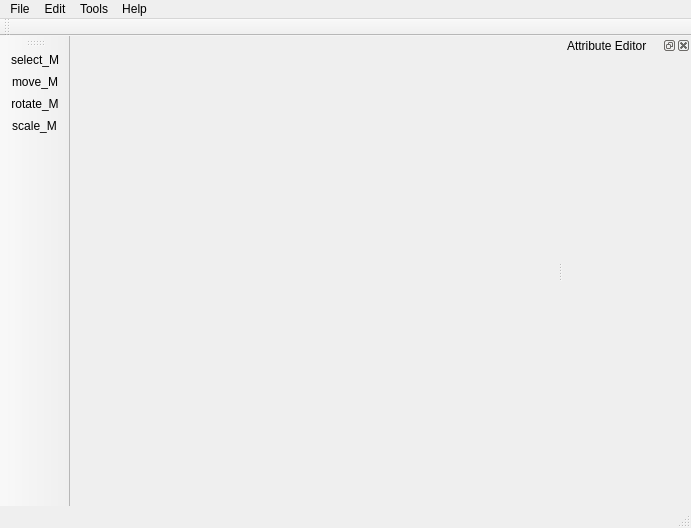
The window that visual_studio/Barber/MainWindow.ui (ShenyaoKe/GeometricModeling) describes before a commit, drawn with Qt 5.
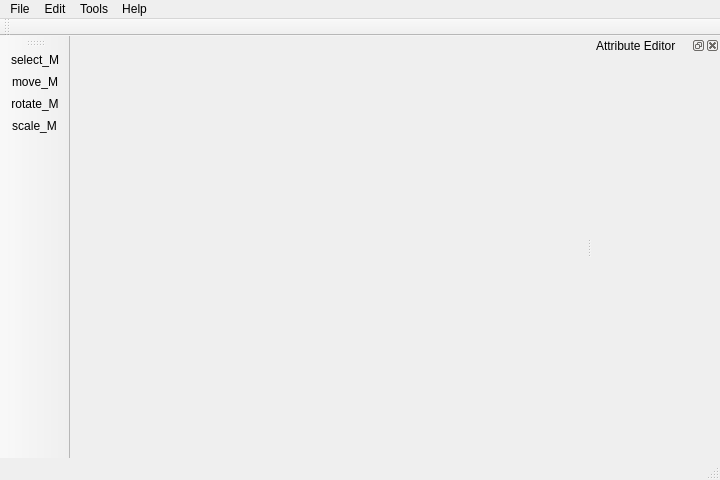
The same window after the commit. Icons and pictures are not drawn.

```diff
--- a/visual_studio/Barber/MainWindow.ui
+++ b/visual_studio/Barber/MainWindow.ui
@@ -6,8 +6,8 @@
    <rect>
     <x>0</x>
     <y>0</y>
-    <width>691</width>
-    <height>528</height>
+    <width>720</width>
+    <height>480</height>
    </rect>
   </property>
   <property name="windowTitle">
```
